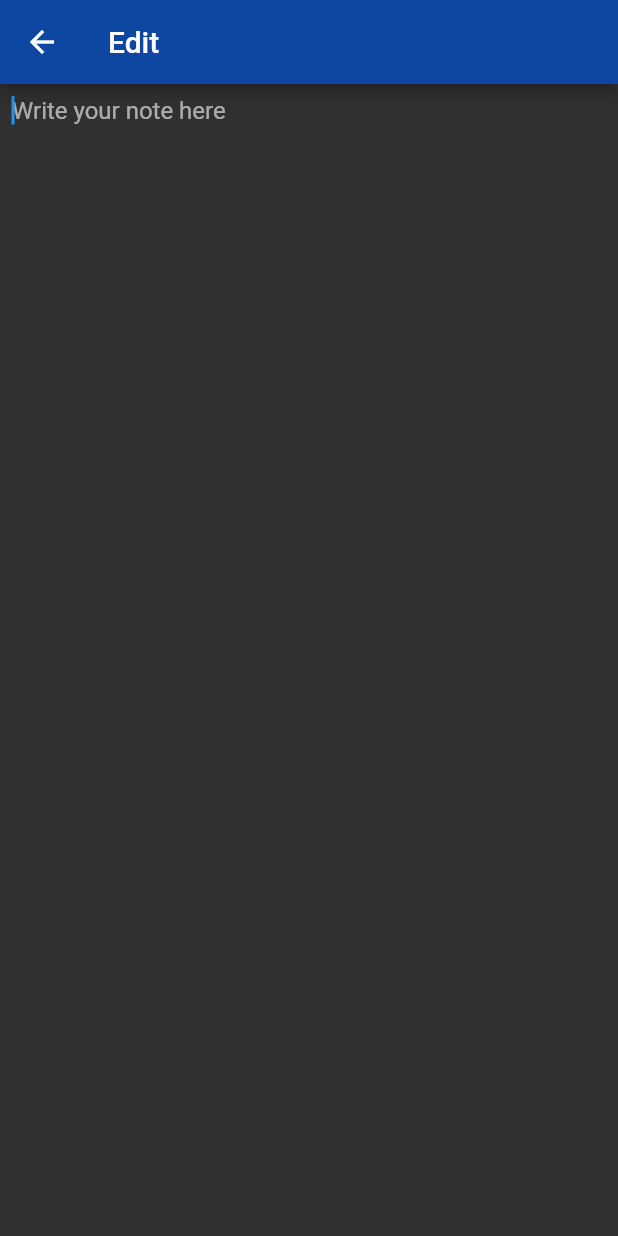
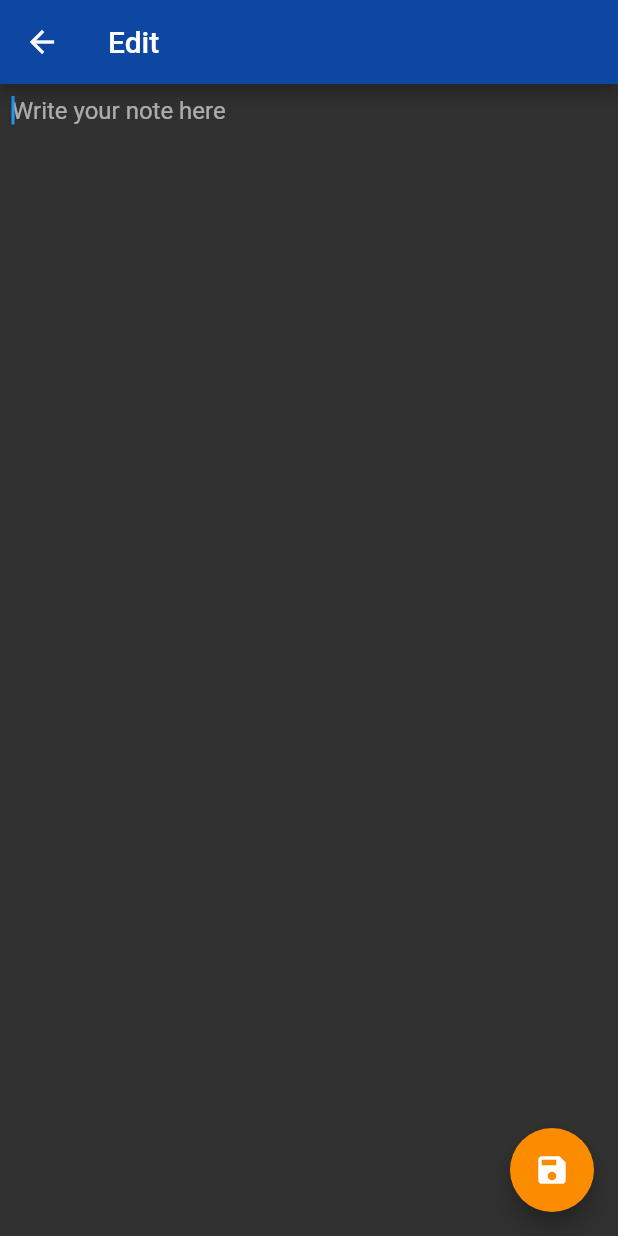
Before and after one commit to Nikolay-Ra/librenotes-mobile, a Flutter app: the EditNoteScreen screen opened by its route, on a phone screen of 412 x 824 dp. Run offline on Flutter 3.47's test engine with Material 2 defaults, Android fonts, the phone set to English and light mode, and no system bars.

Commit message:
add floating action button to edit note screen

```diff
--- a/lib/screens/edit_note_screen.dart
+++ b/lib/screens/edit_note_screen.dart
@@ -45,6 +45,15 @@ class _NotesScreenState extends State<EditNoteScreen> {
           ),
         ],
       ),
+      floatingActionButton: _getFloatingActionButton(),
+    );
+  }
+
+  _getFloatingActionButton() {
+    return FloatingActionButton(
+      child: Icon(Icons.save),
+      foregroundColor: Colors.white,
+      onPressed: () {},
     );
   }
 }
```
